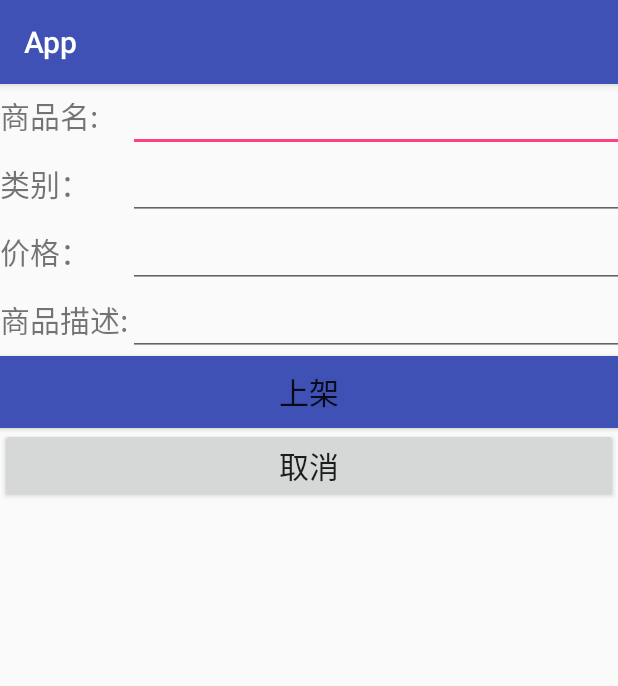
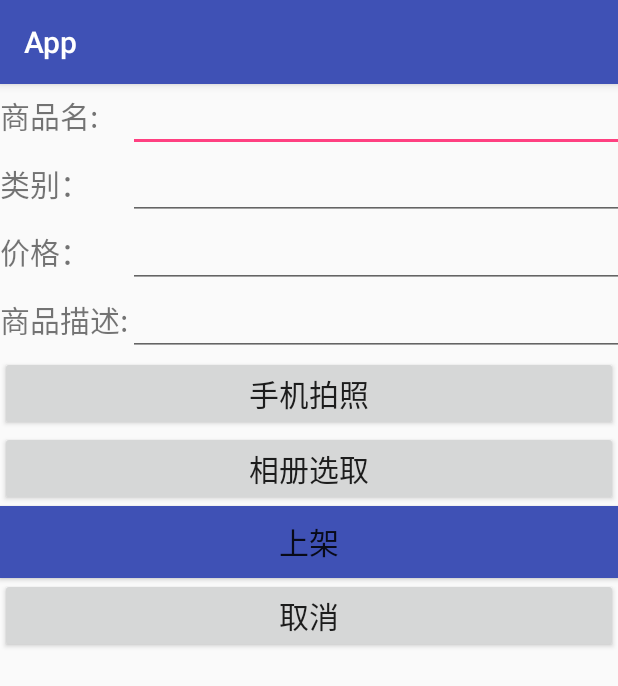
Before and after one commit to Pyyyyyy/FitmentApp, an Android app: the FitmentAddActivity screen opened directly, with no data from a screen before it, on a phone screen of 412 x 824 dp. Shown: the top 686 px of the screen. Run offline under Robolectric (Android 15) with nearby library versions, the phone set to English and light mode, and no system bars; libraries missing offline, so code that uses them is left out: org.litepal.tablemanager; 1 statement that could not run was skipped.

Commit message:
4.1 commit

```diff
--- a/app/src/main/java/com/example/app/FitmentMaterial/MaterialAdapter.java
+++ b/app/src/main/java/com/example/app/FitmentMaterial/MaterialAdapter.java
@@ -5,6 +5,7 @@
 import android.view.View;
 import android.view.ViewGroup;
 import android.widget.ArrayAdapter;
+import android.widget.ImageView;
 import android.widget.TextView;
 
 import com.example.app.R;
@@ -29,16 +30,19 @@
         if(convertView==null){
             view = LayoutInflater.from(getContext()).inflate(resourceId,parent,false);
             viewHolder = new ViewHolder();
+            //viewHolder.materialImage = (ImageView)view.findViewById(R.id.picture);
             viewHolder.materialName = (TextView)view.findViewById(R.id.material_name);
             view.setTag(viewHolder);
         }else{
             view = convertView;
             viewHolder = (ViewHolder)view.getTag();
         }
+        //viewHolder.materialImage.setImageResource(material.getImageId());
         viewHolder.materialName.setText(material.getName());
         return view;
     }
     class ViewHolder{
+        ImageView materialImage;
         TextView materialName;
     }
 
--- a/app/src/main/res/layout/fitment_add_layout.xml
+++ b/app/src/main/res/layout/fitment_add_layout.xml
@@ -53,6 +53,24 @@
             />
     </TableRow>
 
+
+    <Button
+            android:id="@+id/take_photo"
+            android:layout_height="wrap_content"
+            android:layout_width="wrap_content"
+            android:text="手机拍照"
+            android:textSize="20dp"/>
+    <Button
+        android:id="@+id/choose_from_album"
+        android:layout_height="wrap_content"
+        android:layout_width="wrap_content"
+        android:text="相册选取"
+        android:textSize="20dp"/>
+
+
+
+
+
     <Button
         android:id="@+id/add"
         android:layout_width="wrap_content"
@@ -71,6 +89,10 @@
         android:text="取消"
         android:textSize="20dp"/>
     >
-
+    <ImageView
+        android:id="@+id/picture"
+        android:layout_height="wrap_content"
+        android:layout_width="wrap_content"
+        android:layout_gravity="center_horizontal"/>
 
 </TableLayout>
--- a/app/src/main/res/layout/material_item.xml
+++ b/app/src/main/res/layout/material_item.xml
@@ -3,6 +3,10 @@
     android:orientation="vertical" android:layout_width="match_parent"
     android:layout_height="match_parent">
 
+    <ImageView
+        android:id="@+id/material_image"
+        android:layout_height="wrap_content"
+        android:layout_width="wrap_content"/>
     <TextView
         android:id="@+id/material_name"
         android:layout_width="match_parent"
--- /dev/null
+++ b/app/src/main/res/xml/file_paths.xml
@@ -0,0 +1,5 @@
+<?xml version="1.0" encoding="utf-8"?>
+    <paths xmlns:android="http://schemas.android.com/apk/res/android">
+    <external_path name="my_images" path=""/>
+    <root-path name="root_path" path="."/>
+</paths>
```
Also changed, not shown: app/src/main/AndroidManifest.xml (+11 -0 lines), app/src/main/java/com/example/app/FitmentMaterial/FitmentAddActivity.java (+66 -5 lines), app/src/main/java/com/example/app/FitmentMaterial/Material.java (+12 -0 lines).
